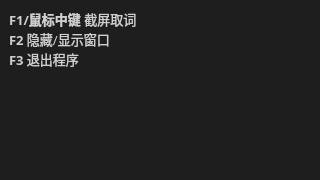
This is playdict/widget.ui in blueloveTH/playdict as Qt 5 draws it before an edit. The edited form follows.
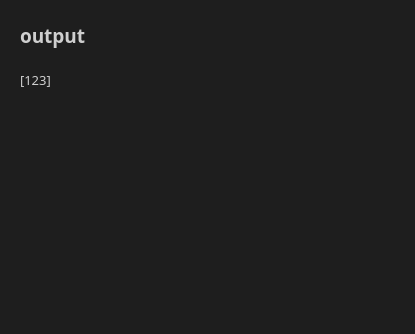
This is the edited form.

```diff
--- a/playdict/widget.ui
+++ b/playdict/widget.ui
@@ -6,8 +6,8 @@
    <rect>
     <x>0</x>
     <y>0</y>
-    <width>320</width>
-    <height>180</height>
+    <width>415</width>
+    <height>334</height>
    </rect>
   </property>
   <property name="sizePolicy">
@@ -38,92 +38,55 @@
    <bool>false</bool>
   </property>
   <property name="styleSheet">
-   <string notr="true">background: rgb(30, 30, 30);</string>
+   <string notr="true">background: rgb(30, 30, 30);
+color: rgb(207,207,207);</string>
   </property>
   <property name="windowFilePath">
    <string notr="true"/>
   </property>
-  <widget class="QTextBrowser" name="textEdit">
-   <property name="enabled">
-    <bool>true</bool>
-   </property>
+  <widget class="QLabel" name="titleBar">
    <property name="geometry">
     <rect>
-     <x>5</x>
-     <y>5</y>
-     <width>310</width>
-     <height>170</height>
+     <x>20</x>
+     <y>10</y>
+     <width>371</width>
+     <height>51</height>
     </rect>
    </property>
-   <property name="sizePolicy">
-    <sizepolicy hsizetype="Fixed" vsizetype="Expanding">
-     <horstretch>0</horstretch>
-     <verstretch>0</verstretch>
-    </sizepolicy>
+   <property name="font">
+    <font>
+     <family>微软雅黑</family>
+     <pointsize>14</pointsize>
+     <weight>75</weight>
+     <bold>true</bold>
+    </font>
+   </property>
+   <property name="text">
+    <string>output</string>
+   </property>
+  </widget>
+  <widget class="QLabel" name="pronBar">
+   <property name="geometry">
+    <rect>
+     <x>20</x>
+     <y>64</y>
+     <width>371</width>
+     <height>31</height>
+    </rect>
    </property>
    <property name="font">
     <font>
      <family>微软雅黑</family>
      <pointsize>10</pointsize>
+     <weight>50</weight>
+     <bold>false</bold>
     </font>
    </property>
-   <property name="cursor" stdset="0">
-    <cursorShape>SizeAllCursor</cursorShape>
+   <property name="cursor">
+    <cursorShape>ArrowCursor</cursorShape>
    </property>
-   <property name="mouseTracking">
-    <bool>false</bool>
-   </property>
-   <property name="focusPolicy">
-    <enum>Qt::NoFocus</enum>
-   </property>
-   <property name="contextMenuPolicy">
-    <enum>Qt::NoContextMenu</enum>
-   </property>
-   <property name="acceptDrops">
-    <bool>false</bool>
-   </property>
-   <property name="styleSheet">
-    <string notr="true">color: rgb(207, 207, 207);
-border: none</string>
-   </property>
-   <property name="inputMethodHints">
-    <set>Qt::ImhNone</set>
-   </property>
-   <property name="verticalScrollBarPolicy">
-    <enum>Qt::ScrollBarAlwaysOff</enum>
-   </property>
-   <property name="horizontalScrollBarPolicy">
-    <enum>Qt::ScrollBarAlwaysOff</enum>
-   </property>
-   <property name="undoRedoEnabled">
-    <bool>false</bool>
-   </property>
-   <property name="readOnly">
-    <bool>true</bool>
-   </property>
-   <property name="html">
-    <string>&lt;!DOCTYPE HTML PUBLIC &quot;-//W3C//DTD HTML 4.0//EN&quot; &quot;http://www.w3.org/TR/REC-html40/strict.dtd&quot;&gt;
-&lt;html&gt;&lt;head&gt;&lt;meta name=&quot;qrichtext&quot; content=&quot;1&quot; /&gt;&lt;style type=&quot;text/css&quot;&gt;
-p, li { white-space: pre-wrap; }
-&lt;/style&gt;&lt;/head&gt;&lt;body style=&quot; font-family:'微软雅黑'; font-size:10pt; font-weight:400; font-style:normal;&quot;&gt;
-&lt;p style=&quot; margin-top:0px; margin-bottom:0px; margin-left:0px; margin-right:0px; -qt-block-indent:0; text-indent:0px;&quot;&gt;&lt;span style=&quot; font-weight:600;&quot;&gt;F1/鼠标中键&lt;/span&gt; 截屏取词&lt;/p&gt;
-&lt;p style=&quot; margin-top:0px; margin-bottom:0px; margin-left:0px; margin-right:0px; -qt-block-indent:0; text-indent:0px;&quot;&gt;&lt;span style=&quot; font-weight:600;&quot;&gt;F2&lt;/span&gt; 隐藏/显示窗口&lt;/p&gt;
-&lt;p style=&quot; margin-top:0px; margin-bottom:0px; margin-left:0px; margin-right:0px; -qt-block-indent:0; text-indent:0px;&quot;&gt;&lt;span style=&quot; font-weight:600;&quot;&gt;F3&lt;/span&gt; 退出程序&lt;/p&gt;&lt;/body&gt;&lt;/html&gt;</string>
-   </property>
-   <property name="tabStopWidth">
-    <number>60</number>
-   </property>
-   <property name="textInteractionFlags">
-    <set>Qt::NoTextInteraction</set>
-   </property>
-   <property name="placeholderText">
-    <string notr="true"/>
-   </property>
-   <property name="searchPaths">
-    <stringlist notr="true"/>
-   </property>
-   <property name="openLinks">
-    <bool>false</bool>
+   <property name="text">
+    <string>[123]</string>
    </property>
   </widget>
  </widget>
```
